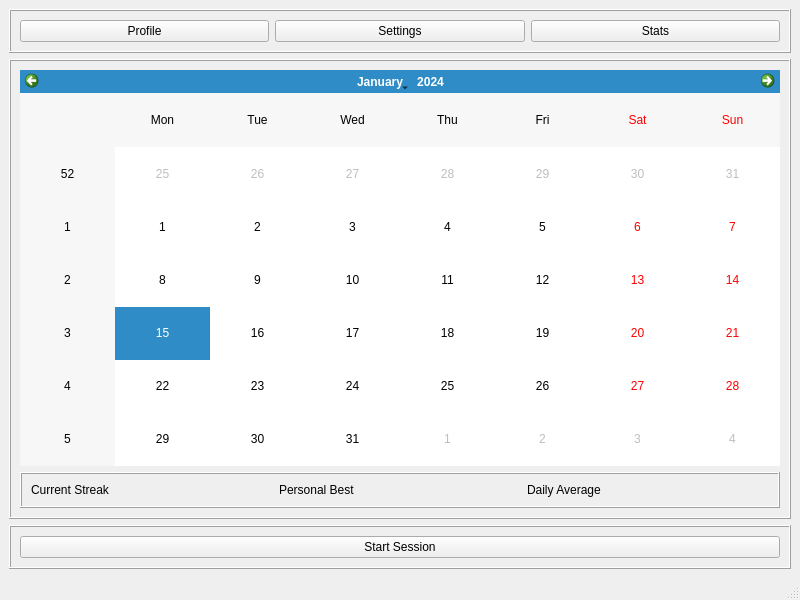
Above: qtdesigner/home_design.ui from Webtamu/shumi before the change. Below: the same form after it.
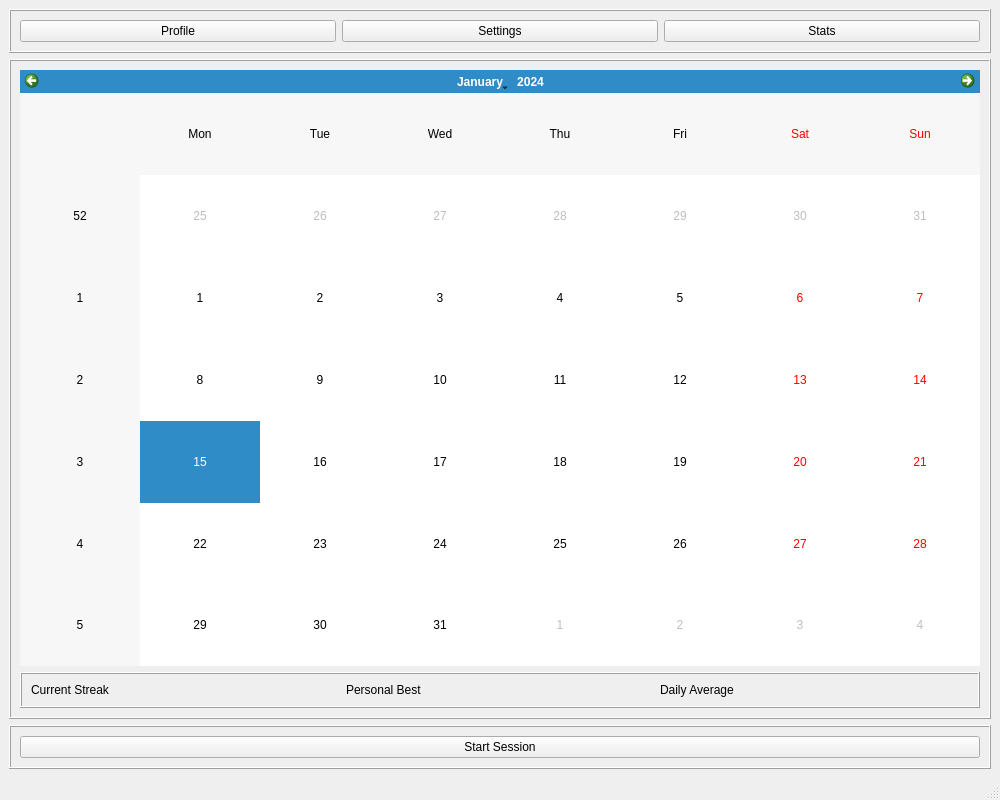
That is the form after the change. Icons and pictures are not drawn.

Commit message: Refactored into router, home nav

Diff of the .ui file:
```diff
--- a/qtdesigner/home_design.ui
+++ b/qtdesigner/home_design.ui
@@ -6,10 +6,22 @@
    <rect>
     <x>0</x>
     <y>0</y>
-    <width>800</width>
-    <height>600</height>
+    <width>1000</width>
+    <height>800</height>
    </rect>
   </property>
+  <property name="sizePolicy">
+   <sizepolicy hsizetype="Preferred" vsizetype="Preferred">
+    <horstretch>0</horstretch>
+    <verstretch>0</verstretch>
+   </sizepolicy>
+  </property>
+  <property name="baseSize">
+   <size>
+    <width>1000</width>
+    <height>800</height>
+   </size>
+  </property>
   <property name="windowTitle">
    <string>Shumi</string>
   </property>
```
Left out of the diff: 5 changed lines with no effect on the pictures. The commit also changes 7 other files.
